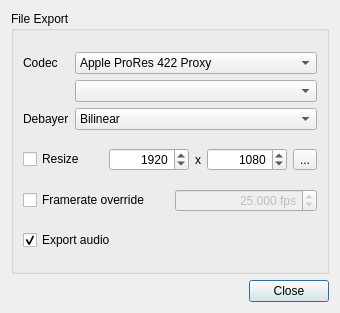
ilia3101/MLV-App, file platform/qt/ExportSettingsDialog.ui: the form before one commit.
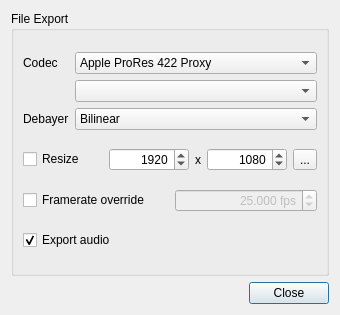
The form after the commit. Icons and pictures are not drawn.

Commit message: QtApp: added tooltip

```diff
--- a/platform/qt/ExportSettingsDialog.ui
+++ b/platform/qt/ExportSettingsDialog.ui
@@ -7,7 +7,7 @@
     <x>0</x>
     <y>0</y>
     <width>340</width>
-    <height>313</height>
+    <height>315</height>
    </rect>
   </property>
   <property name="sizePolicy">
```
Left out of the diff: 3 changed lines with no effect on the pictures.
